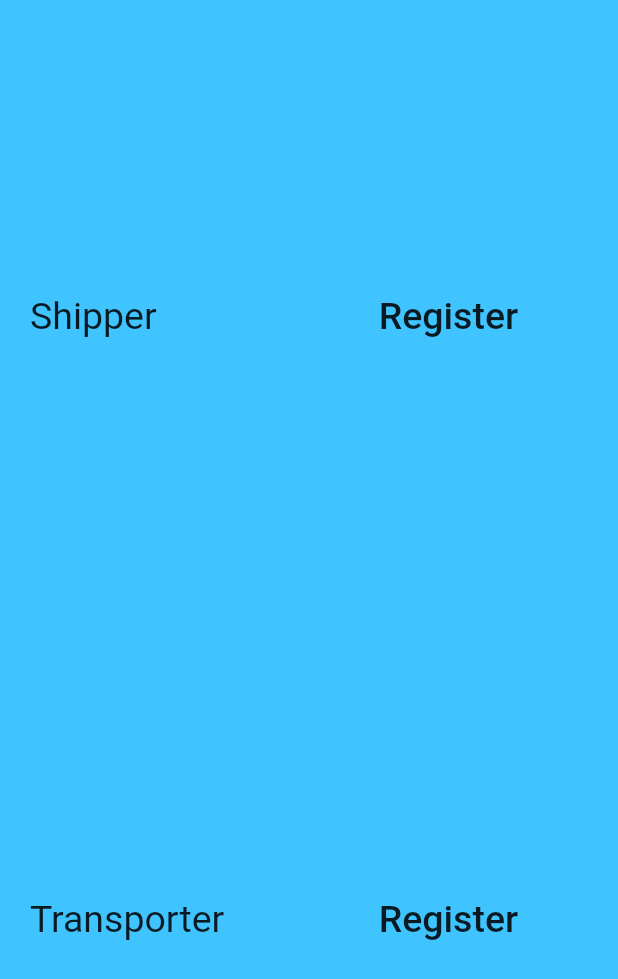
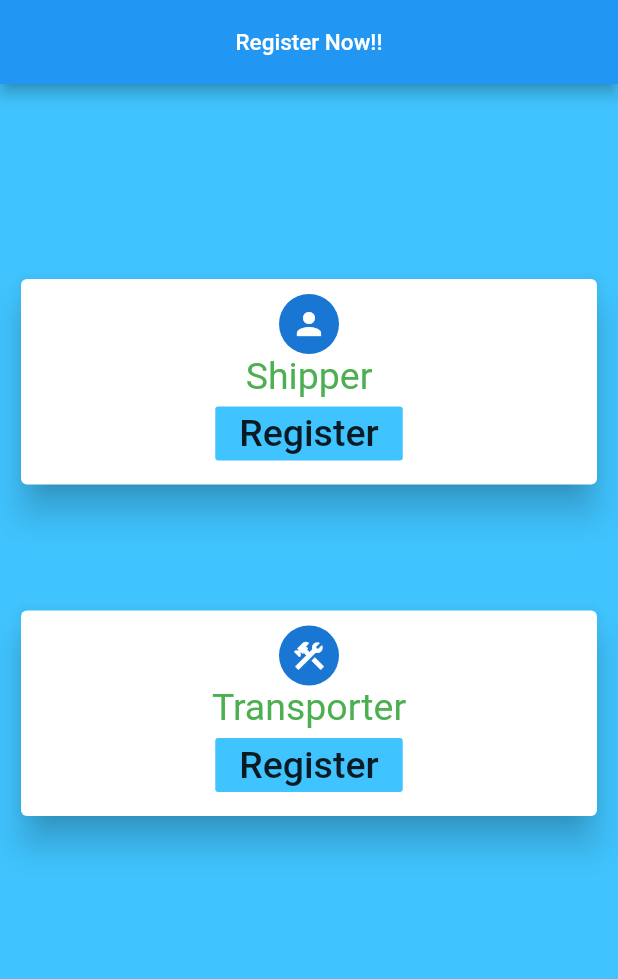
Before and after one commit to pranavgupta001/new_truck_booking_app, a Flutter app: the screen it shows after launch, on a phone screen of 412 x 824 dp. Shown: the top 979 px of the screen. Run offline on Flutter 3.47's test engine with Material 2 defaults, Android fonts, the phone set to English and light mode, and no system bars; our stand-ins replace firebase_auth, firebase_core, modal_progress_hud; accounts and stored records are empty.

Commit message:
first screen updated

```diff
--- a/lib/choice_screen.dart
+++ b/lib/choice_screen.dart
@@ -1,33 +1,41 @@
 import 'package:flutter/material.dart';
-import 'package:firebase_auth/firebase_auth.dart';
 import 'package:firebase_core/firebase_core.dart';
+
 class ChoiceScreen extends StatelessWidget {
   @override
   Widget build(BuildContext context) {
     return MaterialApp(
       home: Scaffold(
+        appBar: AppBar(
+          title: Center(
+            child: Text(
+              'Register Now!!',
+              style: TextStyle(fontSize: 15),
+            ),
+          ),
+        ),
         backgroundColor: Colors.lightBlueAccent,
         body: SafeArea(
-          child: Padding(
-            padding: EdgeInsets.symmetric(
-              horizontal: 20,
-              vertical: 20,
-            ),
           child: Container(
+            padding: EdgeInsets.only(top: 50, left: 10, right: 10, bottom: 200),
+            child: Column(
+              mainAxisAlignment: MainAxisAlignment.spaceEvenly,
+              crossAxisAlignment: CrossAxisAlignment.stretch,
+              children: [
+                Card(
+                  elevation: 10,
+                  child: Container(
+                    padding: EdgeInsets.all(10),
                     child: Column(
                       children: [
-                  Expanded(
-                    child: Row(
-                      children: [
-                        Expanded(
-                          child: Text(
+                        CircleAvatar(child: Icon(Icons.person)),
+                        Text(
                           'Shipper',
-                            style: TextStyle(fontSize: 25),
+                          style: TextStyle(fontSize: 25, color: Colors.green),
                         ),
-                        ),
-                        Expanded(
-                          child: FlatButton(
-                              onPressed: () async{
+                        FlatButton(
+                          color: Colors.lightBlueAccent,
+                          onPressed: () async {
                             WidgetsFlutterBinding.ensureInitialized();
                             await Firebase.initializeApp();
                             Navigator.pop(context);
@@ -36,25 +44,26 @@ class ChoiceScreen extends StatelessWidget {
                           child: Text(
                             'Register',
                             style: TextStyle(fontSize: 25),
-                              )),
+                          ),
                         ),
                       ],
                     ),
                   ),
-                  SizedBox(
-                    height: 20,
                 ),
-                  Expanded(
-                    child: Row(
+                Card(
+                  elevation: 10,
+                  child: Container(
+                    padding: EdgeInsets.all(10),
+                    child: Column(
+                      mainAxisAlignment: MainAxisAlignment.spaceEvenly,
                       children: [
-                        Expanded(
-                          child: Text(
+                        CircleAvatar(child: Icon(Icons.construction)),
+                        Text(
                           'Transporter',
-                            style: TextStyle(fontSize: 25),
+                          style: TextStyle(fontSize: 25, color: Colors.green),
                         ),
-                        ),
-                        Expanded(
-                          child: FlatButton(
+                        FlatButton(
+                          color: Colors.lightBlueAccent,
                           onPressed: () async {
                             WidgetsFlutterBinding.ensureInitialized();
                             await Firebase.initializeApp();
@@ -64,13 +73,13 @@ class ChoiceScreen extends StatelessWidget {
                           child: Text(
                             'Register',
                             style: TextStyle(fontSize: 25),
-                              )),
+                          ),
                         ),
                       ],
                     ),
-                  )
+                  ),
+                ),
               ],
-              ),
             ),
           ),
         ),
@@ -78,3 +87,72 @@ class ChoiceScreen extends StatelessWidget {
     );
   }
 }
+
+// Card(
+//   child: Column(
+//     mainAxisAlignment: MainAxisAlignment.center,
+//     crossAxisAlignment: CrossAxisAlignment.center,
+//     children: [
+//       Row(
+//         mainAxisAlignment: MainAxisAlignment.spaceEvenly,
+//         children: [
+//           Container(
+//             color: Colors.white,
+//             padding: EdgeInsets.all(10),
+//             child: Text(
+//               'Shipper',
+//               style: TextStyle(fontSize: 25),
+//             ),
+//           ),
+//           Container(
+//             color: Colors.white,
+//             padding: EdgeInsets.all(10),
+//             child: FlatButton(
+//
+//                 onPressed: () async{
+//                   WidgetsFlutterBinding.ensureInitialized();
+//                   await Firebase.initializeApp();
+//                   Navigator.pop(context);
+//                   Navigator.pushNamed(context, '/login1');
+//                 },
+//                 child: Text(
+//                   'Register',
+//                   style: TextStyle(fontSize: 25),
+//                 )),
+//           ),
+//         ],
+//       ),
+//       SizedBox(
+//         height: 20,
+//       ),
+//       Row(
+//         mainAxisAlignment: MainAxisAlignment.spaceEvenly,
+//         children: [
+//           Container(
+//             color: Colors.white,
+//             padding: EdgeInsets.all(10),
+//             child: Text(
+//               'Transporter',
+//               style: TextStyle(fontSize: 25),
+//             ),
+//           ),
+//           Container(
+//             color: Colors.white,
+//             padding: EdgeInsets.all(10),
+//             child: FlatButton(
+//                 onPressed: () async {
+//                   WidgetsFlutterBinding.ensureInitialized();
+//                   await Firebase.initializeApp();
+//                   Navigator.pop(context);
+//                   Navigator.pushNamed(context, '/login2');
+//                 },
+//                 child: Text(
+//                   'Register',
+//                   style: TextStyle(fontSize: 25),
+//                 )),
+//           ),
+//         ],
+//       )
+//     ],
+//   ),
+// ),
--- a/lib/home_Screen.dart
+++ b/lib/home_Screen.dart
@@ -14,7 +14,6 @@ class HomeScreen extends StatelessWidget {
           title: Text('Home Screen'),
         ),
         drawer: Container(
-          width: 200,
           child: Drawer(
             child: ListView(
               children: [
@@ -30,7 +29,7 @@ class HomeScreen extends StatelessWidget {
                         SizedBox(
                           width: 15,
                         ),
-                        Text(user == null ? '1234567891' : user.phoneNumber),
+                        Text(user == null ? '+911234567891' : user.phoneNumber),
                       ],
                     ),
                   ),
@@ -38,8 +37,7 @@ class HomeScreen extends StatelessWidget {
                 GestureDetector(
                   onTap: () {
                     FirebaseAuth.instance.signOut();
-                    Navigator.pushNamed(context, '/');
-                    Navigator.pop(context);
+                    Navigator.pushNamedAndRemoveUntil(context, '/', (route) => false);
                   },
                   child: ListTile(
                     title: Text('Sign Out'),
```
Also changed, not shown: lib/shipper_new_entry.dart (+33 -15 lines). Lines whose indentation alone changed are shown as unchanged.
